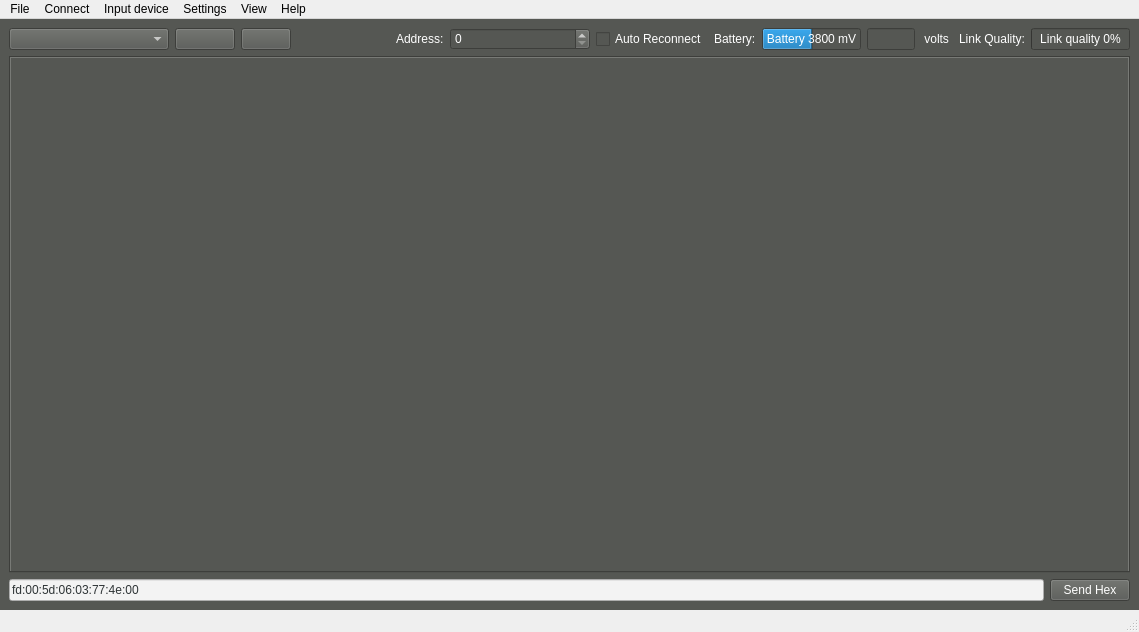
The window that src/cfclient/ui/main.ui (takyonxxx/CfClient) describes before a commit, drawn with Qt 5.
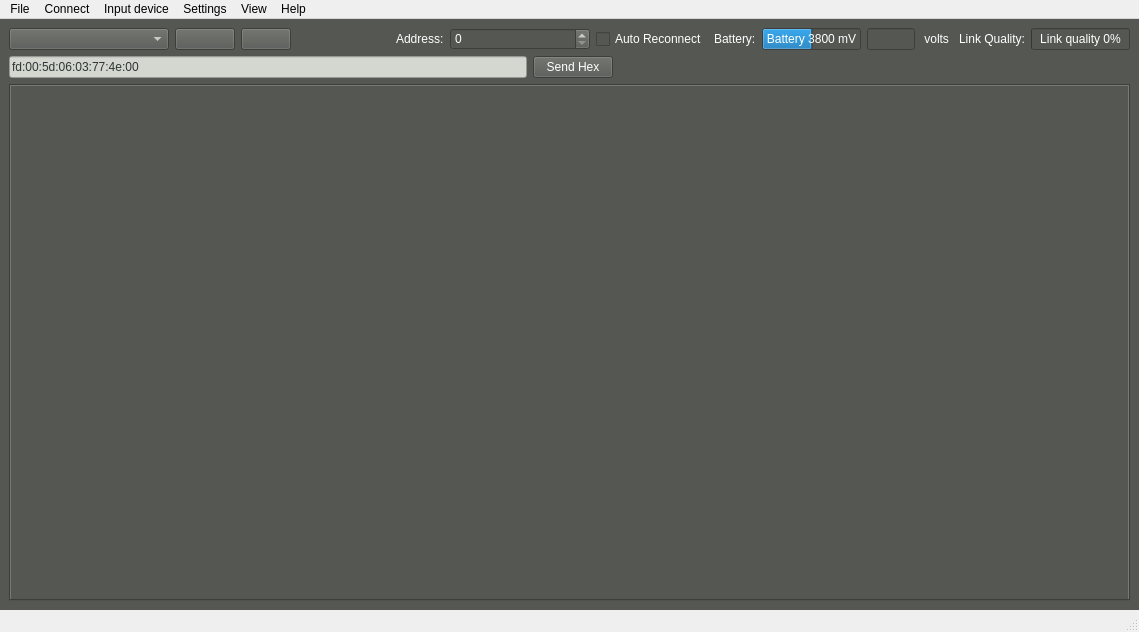
The same window after the commit. Custom widgets are drawn as their Qt base class.

Commit message:
send hex
send hex

The edit to the form file:
```diff
--- a/src/cfclient/ui/main.ui
+++ b/src/cfclient/ui/main.ui
@@ -25,7 +25,7 @@
 color: rgb(255, 255, 255);</string>
    </property>
    <layout class="QGridLayout" name="gridLayout">
-    <item row="0" column="0" colspan="2">
+    <item row="0" column="0">
      <layout class="QVBoxLayout" name="verticalLayout_2">
       <item>
        <layout class="QGridLayout" name="gridLayout_2">
@@ -242,6 +242,47 @@
         </item>
        </layout>
       </item>
+      <item>
+       <layout class="QHBoxLayout" name="horizontalLayout_2">
+        <item>
+         <widget class="QLineEdit" name="hexEdit">
+          <property name="styleSheet">
+           <string notr="true">color: rgb(46, 52, 54);
+background-color: rgb(211, 215, 207);</string>
+          </property>
+          <property name="text">
+           <string>fd:00:5d:06:03:77:4e:00</string>
+          </property>
+         </widget>
+        </item>
+        <item>
+         <widget class="QPushButton" name="sendHexButton">
+          <property name="minimumSize">
+           <size>
+            <width>0</width>
+            <height>0</height>
+           </size>
+          </property>
+          <property name="text">
+           <string>Send Hex</string>
+          </property>
+         </widget>
+        </item>
+        <item>
+         <spacer name="horizontalSpacer_2">
+          <property name="orientation">
+           <enum>Qt::Horizontal</enum>
+          </property>
+          <property name="sizeHint" stdset="0">
+           <size>
+            <width>40</width>
+            <height>20</height>
+           </size>
+          </property>
+         </spacer>
+        </item>
+       </layout>
+      </item>
       <item>
        <widget class="QScrollArea" name="scrollArea">
         <property name="autoFillBackground">
@@ -268,7 +309,7 @@
            <x>0</x>
            <y>0</y>
            <width>1119</width>
-           <height>507</height>
+           <height>505</height>
           </rect>
          </property>
          <property name="sizePolicy">
@@ -315,24 +356,6 @@
       </item>
      </layout>
     </item>
-    <item row="1" column="0">
-     <widget class="QLineEdit" name="hexEdit">
-      <property name="styleSheet">
-       <string notr="true">background-color: rgb(243, 243, 243);
-color: rgb(46, 52, 54);</string>
-      </property>
-      <property name="text">
-       <string>fd:00:5d:06:03:77:4e:00</string>
-      </property>
-     </widget>
-    </item>
-    <item row="1" column="1">
-     <widget class="QPushButton" name="sendHexButton">
-      <property name="text">
-       <string>Send Hex</string>
-      </property>
-     </widget>
-    </item>
    </layout>
   </widget>
   <widget class="QMenuBar" name="menubar">
```
The commit also changes 7 other files.
